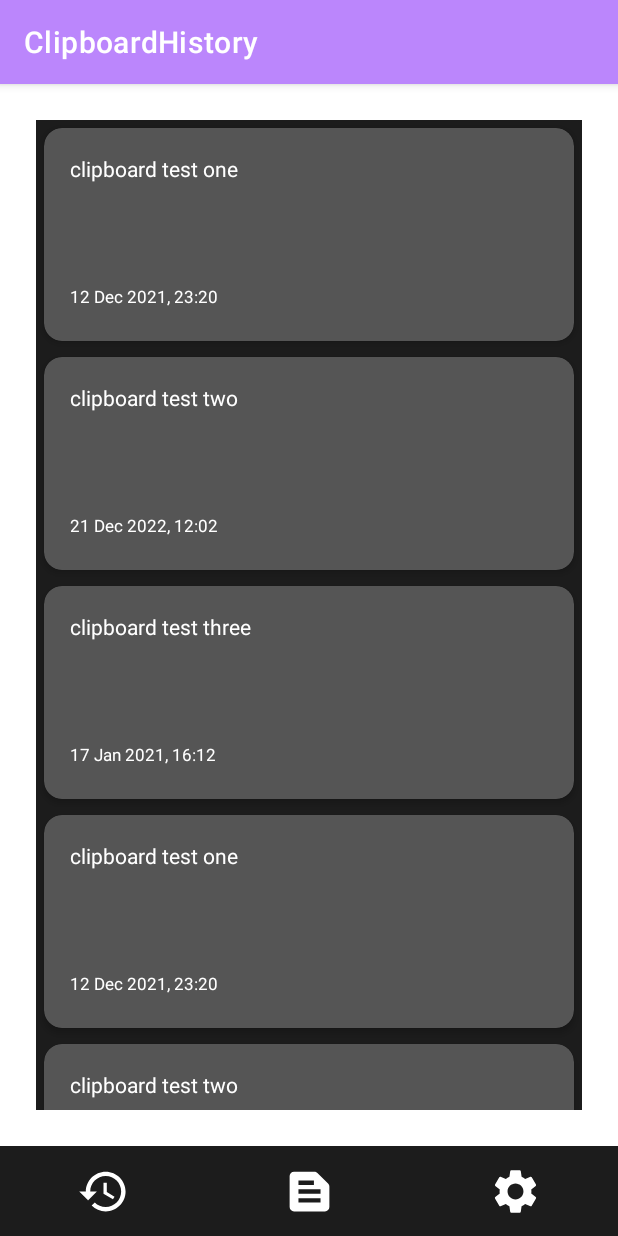
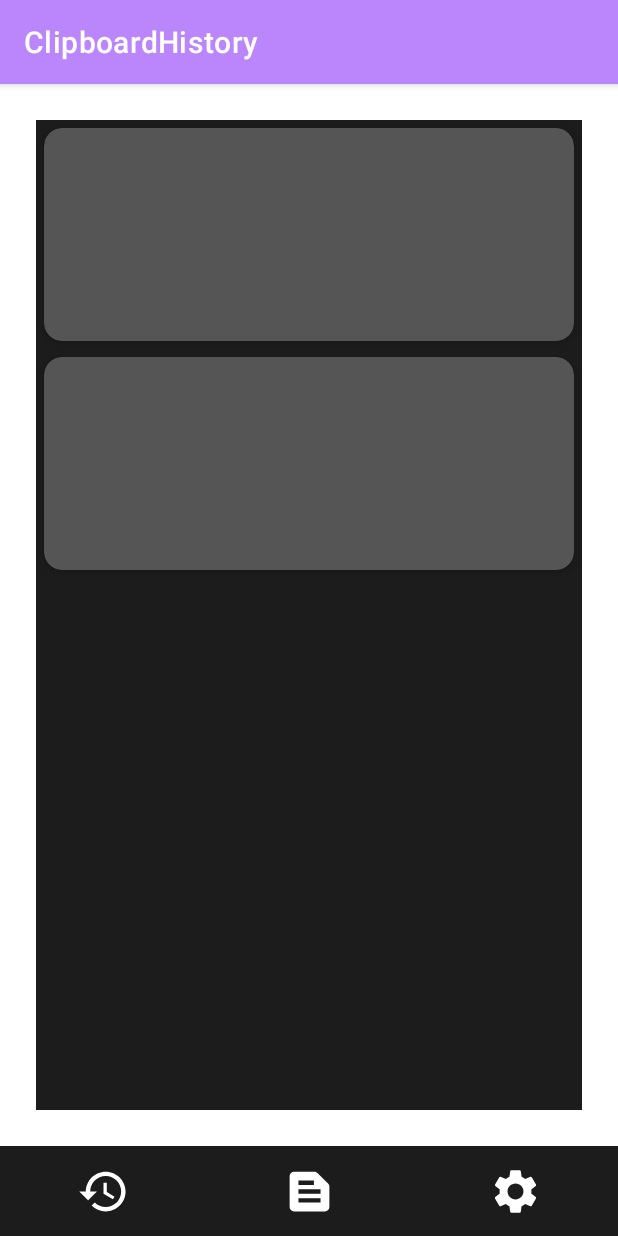
Before and after one commit to rif42/clipzy, an Android app: the ClipboardHistory screen opened directly, with no data from a screen before it, on a phone screen of 412 x 824 dp. Run offline under Robolectric (Android 15) with nearby library versions, the phone set to English and light mode, and no system bars.

Commit message:
main functionality of tracking pasted data works, but only for one instance. will test things out on adding data from sharedprefs to the adapter array.

```diff
--- a/app/src/main/java/com/example/test/ClipboardHistory.kt
+++ b/app/src/main/java/com/example/test/ClipboardHistory.kt
@@ -1,19 +1,16 @@
 package com.example.test
 
 import android.content.Intent
+import android.content.SharedPreferences
 import android.os.Bundle
 import android.widget.ImageButton
-import com.google.android.material.bottomnavigation.BottomNavigationView
 import androidx.appcompat.app.AppCompatActivity
-import androidx.navigation.findNavController
-import androidx.navigation.ui.AppBarConfiguration
-import androidx.navigation.ui.setupActionBarWithNavController
-import androidx.navigation.ui.setupWithNavController
 import androidx.recyclerview.widget.LinearLayoutManager
 import androidx.recyclerview.widget.RecyclerView
-import com.example.test.databinding.ActivityClipboardHistoryBinding
 
 class ClipboardHistory : AppCompatActivity() {
+    val cliplist:MutableList<String?> = arrayListOf("")
+    val cliptime:MutableList<String?> = arrayListOf("")
 
     private var layoutManager:RecyclerView.LayoutManager?=null
     private var adapter: RecyclerView.Adapter<ClipboardHistoryAdapter.ViewHolder>?=null
@@ -21,6 +18,13 @@ class ClipboardHistory : AppCompatActivity() {
     override fun onCreate(savedInstanceState: Bundle?) {
         super.onCreate(savedInstanceState)
         setContentView(R.layout.activity_clipboard_history)
+
+        val sharedPref: SharedPreferences = getSharedPreferences("clipsharedpref", MODE_PRIVATE)
+        val clip_data = sharedPref.getString("clipdata", null)
+        val clip_timestamp = sharedPref.getString("cliptimestamp", null)
+
+        cliplist.add(clip_data)
+        cliptime.add(clip_timestamp)
 
         //navigation menu
         val navhome: ImageButton =findViewById(R.id.nav_home)
@@ -36,7 +40,8 @@ class ClipboardHistory : AppCompatActivity() {
 
         cliphistoryrecview.layoutManager = layoutManager
 
-        adapter = ClipboardHistoryAdapter()
+        adapter = ClipboardHistoryAdapter(cliplist, cliptime)
         cliphistoryrecview.adapter = adapter
+
     }
 }
--- a/app/src/main/java/com/example/test/ClipboardHistoryAdapter.kt
+++ b/app/src/main/java/com/example/test/ClipboardHistoryAdapter.kt
@@ -6,36 +6,34 @@ import android.view.ViewGroup
 import android.widget.TextView
 import androidx.recyclerview.widget.RecyclerView
 
-class ClipboardHistoryAdapter:RecyclerView.Adapter<ClipboardHistoryAdapter.ViewHolder>() {
-
-    private var cliptest = arrayOf("clipboard test one", "clipboard test two", "clipboard test three","clipboard test one", "clipboard test two", "clipboard test three")
-    private var cliptesttime = arrayOf("12 Dec 2021, 23:20", "21 Dec 2022, 12:02", "17 Jan 2021, 16:12","12 Dec 2021, 23:20", "21 Dec 2022, 12:02", "17 Jan 2021, 16:12")
+class ClipboardHistoryAdapter(cliplist: MutableList<String?>, cliptime: MutableList<String?>) :RecyclerView.Adapter<ClipboardHistoryAdapter.ViewHolder>() {
+    val adaptercliplist:MutableList<String?> = cliplist
+    val adaptercliptime:MutableList<String?> = cliptime
 
     override fun onCreateViewHolder(
         parent: ViewGroup,
         viewType: Int
     ): ClipboardHistoryAdapter.ViewHolder {
+
         val v = LayoutInflater.from(parent.context).inflate(R.layout.card_layout, parent, false)
         return ViewHolder(v)
     }
 
     override fun onBindViewHolder(holder: ClipboardHistoryAdapter.ViewHolder, position: Int) {
-        holder.itemDesc.text = cliptest[position]
-        holder.itemTimestamp.text = cliptesttime[position]
+        holder.itemDesc.text = adaptercliplist[position]
+        holder.itemTimestamp.text = adaptercliptime[position]
     }
 
     override fun getItemCount(): Int {
-        return cliptest.size
+        return adaptercliplist.size
     }
 
     inner class ViewHolder(itemView: View): RecyclerView.ViewHolder(itemView){
         var itemDesc: TextView
         var itemTimestamp: TextView
-
         init {
             itemDesc = itemView.findViewById(R.id.itemDesc)
             itemTimestamp = itemView.findViewById(R.id.itemTimestamp)
         }
     }
-
 }
```
Also changed, not shown: app/src/main/java/com/example/test/MainActivity.kt (+34 -17 lines), app/src/main/res/layout/activity_main.xml (+12 -1 lines).
